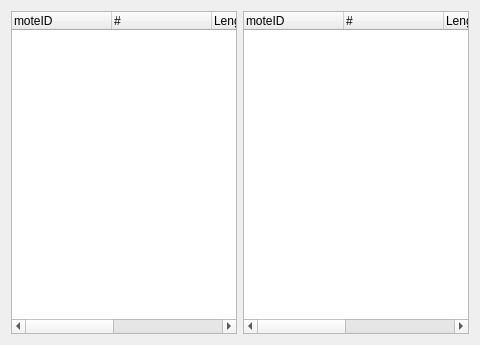
Above: tinyos-2.x/trunk/support/cpp/TestShimmer/src/SDataWidget.ui from baharev/szte-wsn-code before the change. Below: the same form after it.
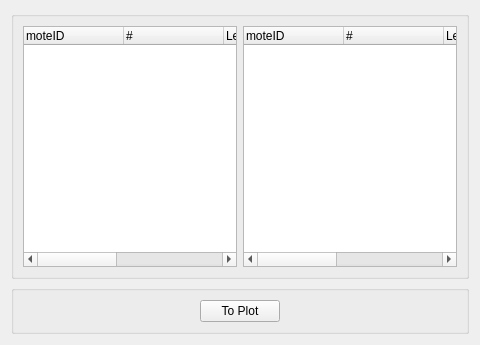
That is the form after the change.

Diff of the .ui file:
```diff
--- a/tinyos-2.x/trunk/support/cpp/TestShimmer/src/SDataWidget.ui
+++ b/tinyos-2.x/trunk/support/cpp/TestShimmer/src/SDataWidget.ui
@@ -13,7 +13,15 @@
   <property name="windowTitle">
    <string>Form</string>
   </property>
-  <layout class="QHBoxLayout" name="horizontalLayout_2">
+  <layout class="QVBoxLayout" name="verticalLayout">
+   <item>
+    <widget class="QGroupBox" name="groupBox">
+     <property name="title">
+      <string/>
+     </property>
+     <layout class="QHBoxLayout" name="horizontalLayout_3">
+      <item>
+       <layout class="QHBoxLayout" name="horizontalLayout">
    <item>
     <widget class="QTreeWidget" name="sdataLeft">
      <property name="editTriggers">
@@ -73,6 +81,53 @@
        <string>TOD</string>
       </property>
      </column>
+         </widget>
+        </item>
+       </layout>
+      </item>
+     </layout>
+    </widget>
+   </item>
+   <item>
+    <widget class="QGroupBox" name="groupBox_2">
+     <property name="title">
+      <string/>
+     </property>
+     <layout class="QHBoxLayout" name="horizontalLayout_4">
+      <item>
+       <spacer name="horizontalSpacer">
+        <property name="orientation">
+         <enum>Qt::Horizontal</enum>
+        </property>
+        <property name="sizeHint" stdset="0">
+         <size>
+          <width>40</width>
+          <height>20</height>
+         </size>
+        </property>
+       </spacer>
+      </item>
+      <item>
+       <widget class="QPushButton" name="toPlotButton">
+        <property name="text">
+         <string>To Plot</string>
+        </property>
+       </widget>
+      </item>
+      <item>
+       <spacer name="horizontalSpacer_2">
+        <property name="orientation">
+         <enum>Qt::Horizontal</enum>
+        </property>
+        <property name="sizeHint" stdset="0">
+         <size>
+          <width>40</width>
+          <height>20</height>
+         </size>
+        </property>
+       </spacer>
+      </item>
+     </layout>
     </widget>
    </item>
   </layout>
```
Lines whose indentation alone changed are shown as unchanged.
